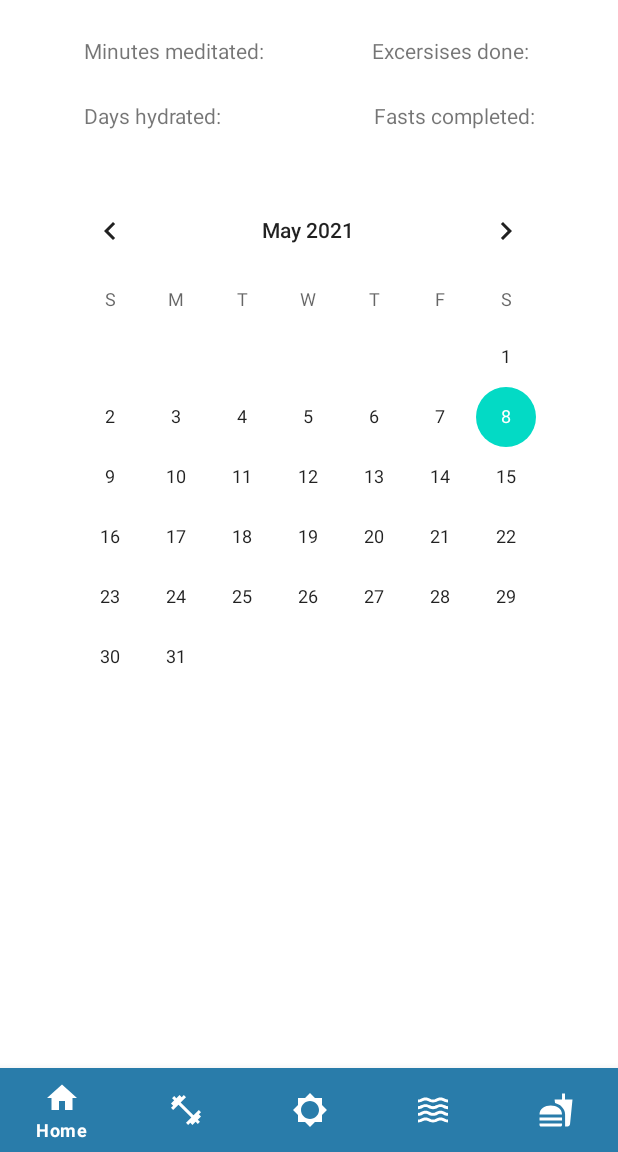
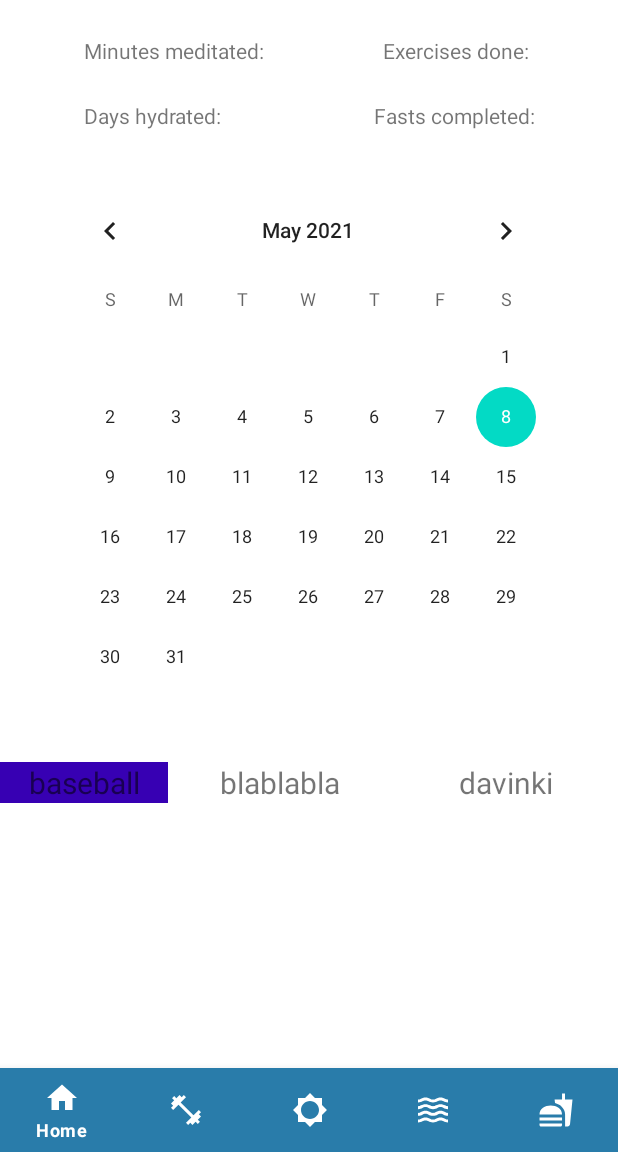
Before and after one commit to Ranteidz/Healthy, an Android app: the Home screen opened directly, with no data from a screen before it, on a phone screen of 412 x 824 dp, the part 84-1236 px from its top. Run offline under Robolectric (Android 15) with nearby library versions, the phone set to English and light mode, and no system bars.

Commit message:
meditation timer fixed,persistence, recycler view added to home fragment

```diff
--- a/app/src/main/java/com/example/healthy/activities/Home.java
+++ b/app/src/main/java/com/example/healthy/activities/Home.java
@@ -4,13 +4,11 @@ import android.os.Bundle;
 import android.view.MenuItem;
 
 import androidx.annotation.NonNull;
-import androidx.annotation.Nullable;
-import androidx.appcompat.app.AppCompatActivity;
 import androidx.appcompat.widget.Toolbar;
 import androidx.fragment.app.Fragment;
 
 import com.example.healthy.R;
-import com.example.healthy.fragments.ExcerciseFragment;
+import com.example.healthy.fragments.ExerciseFragment;
 import com.example.healthy.fragments.FastingFragment;
 import com.example.healthy.fragments.HomeFragment;
 import com.example.healthy.fragments.MeditationFragment;
@@ -21,7 +19,7 @@ import com.google.android.material.bottomnavigation.BottomNavigationView;
 public class Home extends BaseNav {
     private Toolbar toolbar;
     Fragment homeFragment = new HomeFragment();
-    Fragment excerciseFragment = new ExcerciseFragment();
+    Fragment excerciseFragment = new ExerciseFragment();
     Fragment fastingFragment = new FastingFragment();
     Fragment meditationFragment = new MeditationFragment();
     Fragment waterFragment = new WaterFragment();
--- /dev/null
+++ b/app/src/main/java/com/example/healthy/adapter/HistoryItemAdapter.java
@@ -0,0 +1,60 @@
+package com.example.healthy.adapter;
+
+import android.view.LayoutInflater;
+import android.view.View;
+import android.view.ViewGroup;
+import android.widget.TextView;
+
+import androidx.annotation.NonNull;
+import androidx.recyclerview.widget.RecyclerView;
+
+
+import com.example.healthy.R;
+import com.example.healthy.models.Item;
+
+import java.util.ArrayList;
+
+public class HistoryItemAdapter extends RecyclerView.Adapter<HistoryItemAdapter.ViewHolder> {
+
+    private ArrayList<Item> historyItems;
+
+    public HistoryItemAdapter(ArrayList<Item> historyItems){
+        this.historyItems = historyItems;
+    }
+
+    @NonNull
+    @Override
+    public ViewHolder onCreateViewHolder(@NonNull ViewGroup parent, int viewType) {
+        LayoutInflater inflater = LayoutInflater.from(parent.getContext());
+        View view = inflater.inflate(R.layout.history_item,parent,false);
+        return new ViewHolder(view);
+    }
+
+    @Override
+    public void onBindViewHolder(@NonNull ViewHolder holder, int position) {
+
+        holder.type.setText(historyItems.get(position).getActivityType());
+        holder.date.setText(historyItems.get(position).getDate());
+        holder.information.setText(historyItems.get(position).getInformation());
+    }
+
+    @Override
+    public int getItemCount() {
+        return historyItems.size();
+    }
+
+    class ViewHolder extends RecyclerView.ViewHolder{
+        TextView type;
+        TextView date;
+        TextView information;
+
+        public ViewHolder(@NonNull View itemView) {
+            super(itemView);
+            type = itemView.findViewById(R.id.history_list_type);
+            date = itemView.findViewById(R.id.history_list_date);
+            information = itemView.findViewById(R.id.history_list_information);
+        }
+    }
+
+
+}
--- a/app/src/main/java/com/example/healthy/fragments/ExcerciseFragment.java
+++ b/app/src/main/java/com/example/healthy/fragments/ExerciseFragment.java
@@ -9,7 +9,7 @@ import androidx.fragment.app.Fragment;
 
 import com.example.healthy.R;
 
-public class ExcerciseFragment extends Fragment {
+public class ExerciseFragment extends Fragment {
 
     @Override
     public View onCreateView(LayoutInflater inflater, ViewGroup container,
--- a/app/src/main/java/com/example/healthy/fragments/HomeFragment.java
+++ b/app/src/main/java/com/example/healthy/fragments/HomeFragment.java
@@ -4,21 +4,68 @@ import android.os.Bundle;
 import android.view.LayoutInflater;
 import android.view.View;
 import android.view.ViewGroup;
+import android.widget.TextView;
 
 import androidx.fragment.app.Fragment;
+import androidx.recyclerview.widget.LinearLayoutManager;
+import androidx.recyclerview.widget.RecyclerView;
 
 import com.example.healthy.R;
+import com.example.healthy.adapter.HistoryItemAdapter;
+import com.example.healthy.models.Item;
+
+import java.util.ArrayList;
 
 public class HomeFragment extends Fragment {
+
+    View view;
+    TextView minutedMeditated;
+    TextView exercisesDone;
+    TextView daysHydrated;
+    TextView fastCompleted;
+    RecyclerView recyclerView;
+    HistoryItemAdapter historyItemAdapter;
 
     @Override
     public View onCreateView(LayoutInflater inflater, ViewGroup container,
                              Bundle savedInstanceState) {
-        // Inflate the layout for this fragment
-        return inflater.inflate(R.layout.fragment_home, container, false);
+        view = inflater.inflate(R.layout.fragment_home, container, false);
+        minutedMeditated = view.findViewById(R.id.home_minutes_meditated);
+        exercisesDone = view.findViewById(R.id.home_excercises_completed);
+        daysHydrated = view.findViewById(R.id.home_hydrated_days);
+        fastCompleted = view.findViewById(R.id.home_fasts_completed);
 
 
+        recyclerView = view.findViewById(R.id.historyRv);
+        recyclerView.hasFixedSize();
+        recyclerView.setLayoutManager(new LinearLayoutManager(getContext()));
 
+
+        ArrayList<Item> itemListTest = new ArrayList<>();
+        itemListTest.add(new Item("baseball", "blablabla", "davinki"));
+        itemListTest.add(new Item("baseball", "blablabla", "no completed"));
+        itemListTest.add(new Item("baseball", "blablabla", "no completed"));
+        itemListTest.add(new Item("baseball", "blablabla", "no completed"));
+        itemListTest.add(new Item("baseball", "blablabla", "no completed"));
+        itemListTest.add(new Item("baseball", "blablabla", "no completed"));
+        itemListTest.add(new Item("baseball", "blablabla", "no completed"));
+        itemListTest.add(new Item("baseball", "blablabla", "no completed"));
+        itemListTest.add(new Item("baseball", "blablabla", "no completed"));
+        itemListTest.add(new Item("baseball", "blablabla", "no completed"));
+        itemListTest.add(new Item("baseball", "blablabla", "no completed"));
+        itemListTest.add(new Item("baseball", "blablabla", "no completed"));
+        itemListTest.add(new Item("baseball", "blablabla", "no completed"));
+        itemListTest.add(new Item("baseball", "blablabla", "no completed"));
+        itemListTest.add(new Item("baseball", "blablabla", "no completed"));
+        itemListTest.add(new Item("baseball", "blablabla", "no completed"));
+        itemListTest.add(new Item("baseball", "blablabla", "no completed"));
+        itemListTest.add(new Item("baseball", "blablabla", "no completed"));
+        itemListTest.add(new Item("baseball", "blablabla", "no completed"));
+
+        historyItemAdapter = new HistoryItemAdapter(itemListTest);
+        recyclerView.setAdapter(historyItemAdapter);
+
+        return view;
     }
 
 }
--- /dev/null
+++ b/app/src/main/java/com/example/healthy/models/Item.java
@@ -0,0 +1,38 @@
+package com.example.healthy.models;
+
+public class Item {
+
+private String activityType;
+private String date;
+private String information;
+
+public Item(String activityType,String date,String information){
+    this.activityType = activityType;
+    this.date = date;
+    this.information = information;
+}
+
+    public String getActivityType() {
+        return activityType;
+    }
+
+    public void setActivityType(String activityType) {
+        this.activityType = activityType;
+    }
+
+    public String getDate() {
+        return date;
+    }
+
+    public void setDate(String date) {
+        this.date = date;
+    }
+
+    public String getInformation() {
+        return information;
+    }
+
+    public void setInformation(String information) {
+        this.information = information;
+    }
+}
--- a/app/src/main/res/layout/fragment_excercise.xml
+++ b/app/src/main/res/layout/fragment_excercise.xml
@@ -4,7 +4,7 @@
     xmlns:tools="http://schemas.android.com/tools"
     android:layout_width="match_parent"
     android:layout_height="match_parent"
-    tools:context=".fragments.ExcerciseFragment"
+    tools:context=".fragments.ExerciseFragment"
     android:background="@color/teal_200">
 
     <!-- TODO: Update blank fragment layout -->
--- a/app/src/main/res/layout/fragment_home.xml
+++ b/app/src/main/res/layout/fragment_home.xml
@@ -56,7 +56,7 @@
         android:layout_height="wrap_content"
         android:layout_marginTop="24dp"
         android:layout_marginEnd="56dp"
-        android:text="Excersises done: "
+        android:text="Exercises done: "
         app:layout_constraintEnd_toEndOf="parent"
         app:layout_constraintTop_toTopOf="parent" />
 
@@ -70,6 +70,16 @@
         app:layout_constraintStart_toStartOf="parent"
         app:layout_constraintTop_toTopOf="parent" />
 
+    <androidx.recyclerview.widget.RecyclerView
+        android:id="@+id/historyRv"
+        android:layout_width="match_parent"
+        android:layout_height="200dp"
+        android:layout_marginTop="45dp"
+        app:layout_constraintBottom_toBottomOf="parent"
+        app:layout_constraintEnd_toEndOf="parent"
+        app:layout_constraintHorizontal_bias="0.5"
+        app:layout_constraintStart_toStartOf="parent"
+        app:layout_constraintTop_toBottomOf="@+id/calendarView" />
 
 
 </androidx.constraintlayout.widget.ConstraintLayout>
--- /dev/null
+++ b/app/src/main/res/layout/history_item.xml
@@ -0,0 +1,40 @@
+<?xml version="1.0" encoding="utf-8"?>
+<LinearLayout xmlns:android="http://schemas.android.com/apk/res/android"
+    android:layout_width="match_parent"
+    android:layout_height="match_parent">
+
+    <TextView
+        android:id="@+id/history_list_type"
+        android:layout_width="0dp"
+        android:layout_height="wrap_content"
+        android:layout_weight="1.5"
+        android:background="@color/purple_700"
+        android:text="type"
+        android:textAlignment="center"
+        android:textSize="20sp"/>
+
+    <TextView
+        android:id="@+id/history_list_date"
+        android:layout_width="0dp"
+        android:layout_height="wrap_content"
+        android:layout_weight="2"
+        android:background="@color/white"
+        android:text="date"
+        android:textAlignment="center"
+        android:textSize="20sp"
+        />
+
+    <TextView
+        android:id="@+id/history_list_information"
+        android:layout_width="0dp"
+        android:layout_height="wrap_content"
+        android:layout_weight="2"
+        android:background="@color/white"
+        android:text="information"
+        android:textAlignment="center"
+        android:textSize="20sp"
+        />
+
+
+
+</LinearLayout>
```
Also changed, not shown: app/src/main/java/com/example/healthy/fragments/MeditationFragment.java (+6 -5 lines), app/src/main/java/com/example/healthy/models/ExerciseProgress.java (added, +37 -0 lines), app/src/main/java/com/example/healthy/models/FastingProgress.java (added, +39 -0 lines), app/src/main/java/com/example/healthy/models/MeditationProgress.java (added, +39 -0 lines), app/src/main/java/com/example/healthy/models/WaterProgress.java (added, +39 -0 lines), app/src/main/java/com/example/healthy/persistence/Persistence.java (+50 -1 lines), app/src/main/java/com/example/healthy/viewmodels/MeditationViewModel.java (+14 -6 lines).
